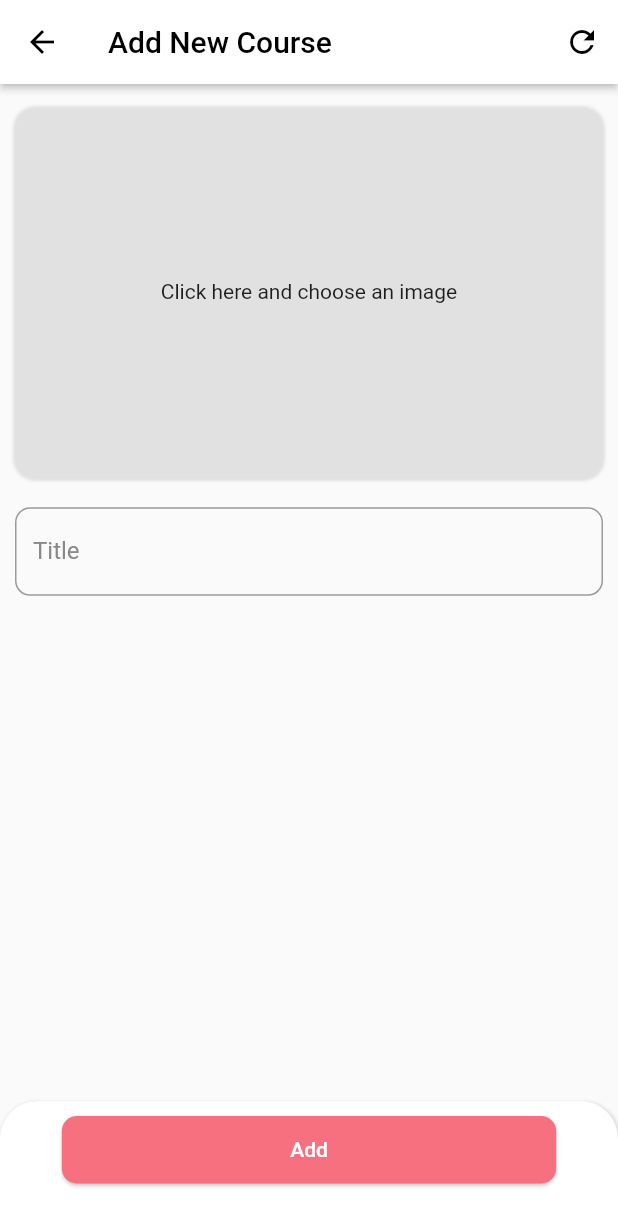
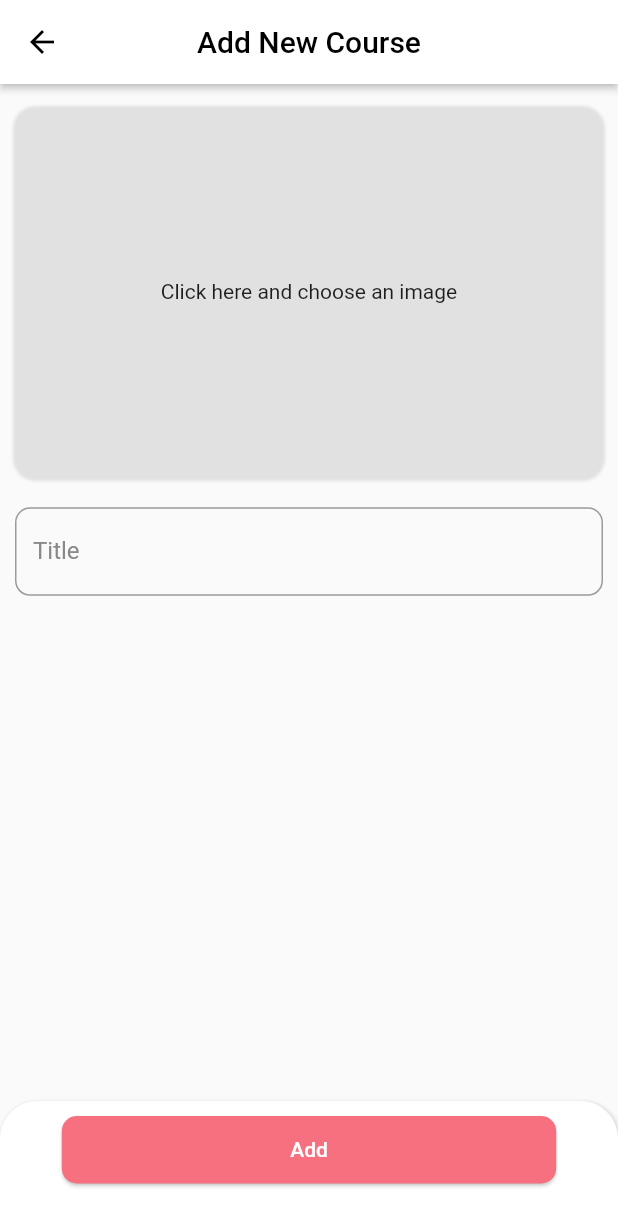
Before and after one commit to walid009/PIM_Decidi, a Flutter app: the AddCertif screen opened directly with empty values, on a phone screen of 412 x 824 dp. Shown: the top 1226 px of the screen. Run offline on Flutter 3.47's test engine with Material 2 defaults, Android fonts, the phone set to English and light mode, and no system bars; our stand-ins replace badges, cached_network_image, carousel_slider, firebase_auth, flutter_svg, fluttertoast and 6 more; missing offline and left inert: agora_rtc_engine, flutter_braintree, flutter_facebook_auth, google_ml_kit; accounts and stored records are empty.

```diff
--- a/Decidi/decidi/lib/models/message.dart
+++ b/Decidi/decidi/lib/models/message.dart
@@ -2,10 +2,12 @@ class Message {
   late String msgId;
   late String idSender;
   late String description;
+  late String idGroup;
 
   Message(
     this.msgId,
     this.idSender,
     this.description,
+    this.idGroup,
   );
 }
--- a/Decidi/decidi/lib/models/post.dart
+++ b/Decidi/decidi/lib/models/post.dart
@@ -3,11 +3,13 @@ class Post {
   late String idCreater;
   late String description;
   late String like;
+  late String idGroup;
 
   Post(
     this.postId,
     this.idCreater,
     this.description,
     this.like,
+    this.idGroup,
   );
 }
--- a/Decidi/decidi/lib/screens/client/add_certif.dart
+++ b/Decidi/decidi/lib/screens/client/add_certif.dart
@@ -39,23 +39,12 @@ class _AddCertifState extends State<AddCertif> {
     return Scaffold(
       bottomNavigationBar: getBottomBar(),
       appBar: AppBar(
-        actions: <Widget>[
-          IconButton(
-            onPressed: () {
-              _formkey.currentState!.reset();
-            },
-            icon: Icon(Icons.refresh_outlined),
-            color: Colors.black,
-          )
-        ],
-        leading: IconButton(
-          icon: Icon(Icons.arrow_back, color: Colors.black),
-          onPressed: () => Navigator.of(context).pop(),
-        ),
         title: const Text(
           "Add New Course",
           style: TextStyle(color: Colors.black),
         ),
+        foregroundColor: Colors.black,
+        centerTitle: true,
         backgroundColor: Colors.white,
         elevation: 2.0,
         shadowColor: shadowColor,
--- a/Decidi/decidi/lib/screens/client/portfolio.dart
+++ b/Decidi/decidi/lib/screens/client/portfolio.dart
@@ -38,6 +38,8 @@ class _PortfolioListState extends State<PortfolioList> {
     return Scaffold(
         appBar: AppBar(
           backgroundColor: appBgColor,
+          foregroundColor: Colors.black,
+          centerTitle: true,
           title: Text(
             "Certificat",
             style: TextStyle(
--- a/Decidi/decidi/lib/screens/group/list_post.dart
+++ b/Decidi/decidi/lib/screens/group/list_post.dart
@@ -21,7 +21,8 @@ class _PostListState extends State<PostList> {
   void initState() {
     super.initState();
 
-    Provider.of<DataProvider>(context, listen: false).fetchPosts();
+    Provider.of<DataProvider>(context, listen: false)
+        .fetchPosts(widget.idGroup);
   }
 
   @override
@@ -46,7 +47,8 @@ class _PostListState extends State<PostList> {
                 onPressed: () {
                   Navigator.of(context).push(
                     MaterialPageRoute<void>(
-                      builder: (BuildContext context) => MessageList(),
+                      builder: (BuildContext context) =>
+                          MessageList(widget.idGroup),
                     ),
                   );
                 },
--- a/Decidi/decidi/lib/utils/constant.dart
+++ b/Decidi/decidi/lib/utils/constant.dart
@@ -1,3 +1,3 @@
 const int ANIMATED_BODY_MS = 500;
-//final String baseUrl = ":3000";
-final String baseUrl = "localhost:3000";
+final String baseUrl = "10.0.2.2:3000";
+//final String baseUrl = "localhost:3000";
```
Also changed, not shown: Decidi/decidi/lib/providers/DataProvider.dart (+10 -6 lines), Decidi/decidi/lib/screens/group/add_post.dart (+5 -2 lines), Decidi/decidi/lib/screens/group/message_list.dart (+13 -3 lines), Decidi/decidi/pubspec.lock, 15 other files.
